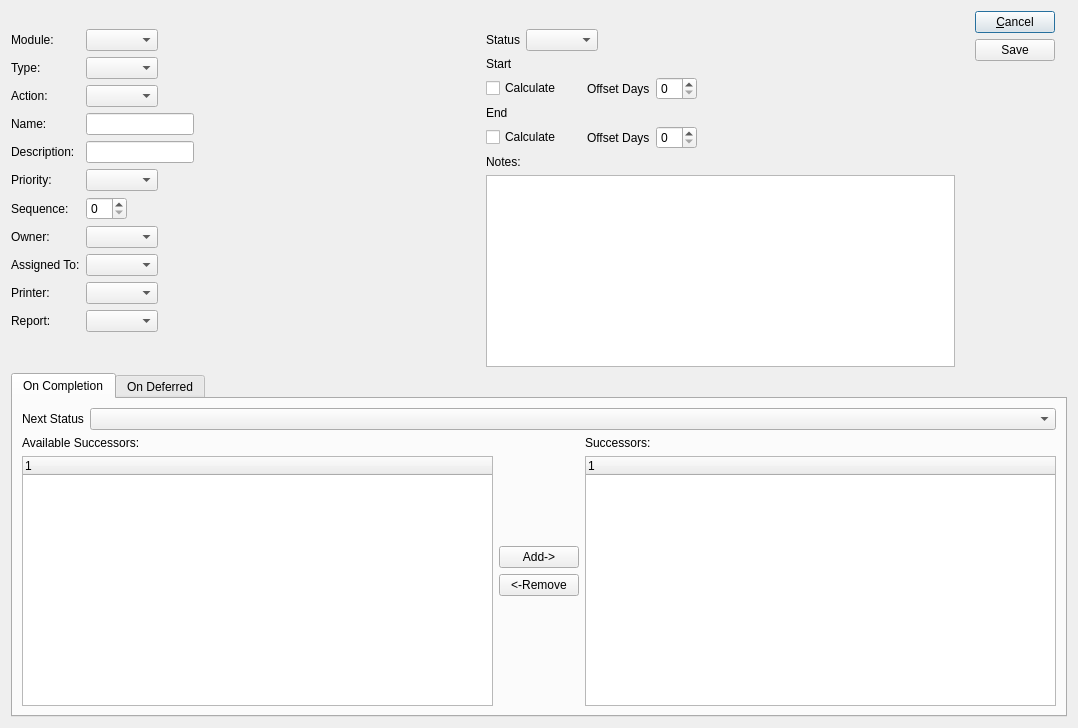
Before: the Qt Designer form source/commercialcore/foundation-database/workflow/uiforms/WorkflowItem.ui in tomdatkins/xtuple, drawn with Qt 5.
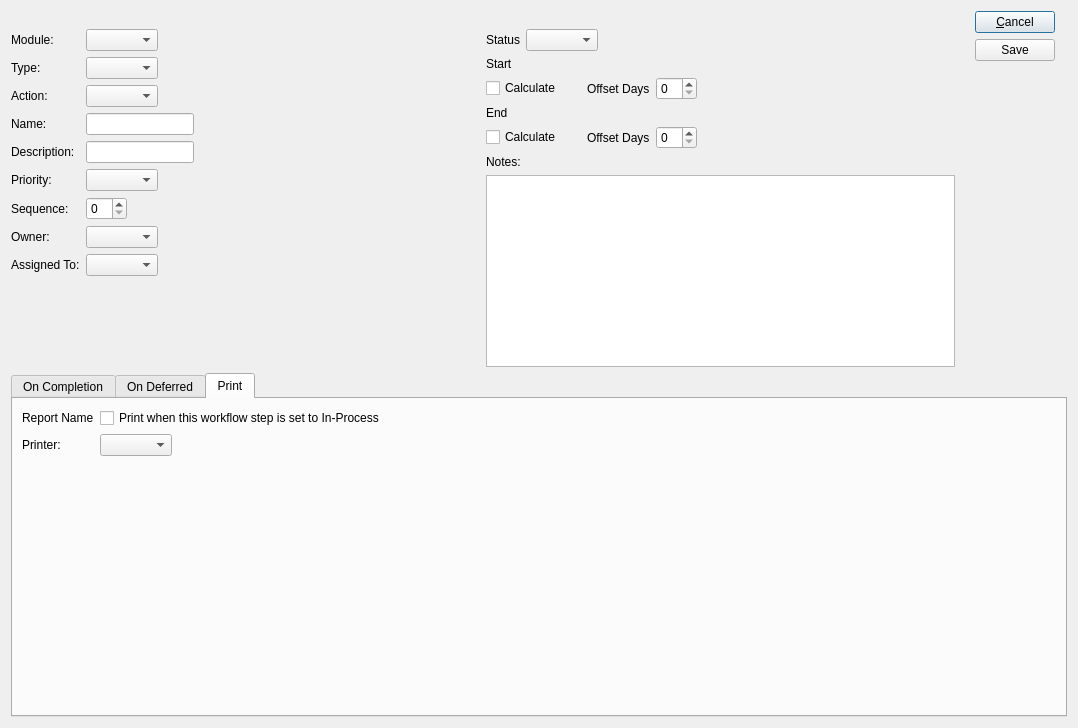
After: the same form once the commit is applied. The open tabs and pages were chosen to show the change. Custom widgets are drawn as their Qt base class.

Patch:
```diff
--- a/source/commercialcore/foundation-database/workflow/uiforms/WorkflowItem.ui
+++ b/source/commercialcore/foundation-database/workflow/uiforms/WorkflowItem.ui
@@ -20,6 +20,9 @@
   <property name="windowTitle">
    <string>Workflow Step</string>
   </property>
+  <property name="layoutDirection">
+   <enum>Qt::LeftToRight</enum>
+  </property>
   <layout class="QGridLayout" name="gridLayout">
    <item row="1" column="0">
     <layout class="QGridLayout" name="gridLayout_2">
@@ -138,26 +141,6 @@
            </property>
           </widget>
          </item>
-         <item row="11" column="0">
-          <widget class="QLabel" name="_printerLit">
-           <property name="text">
-            <string>Printer:</string>
-           </property>
-          </widget>
-         </item>
-         <item row="12" column="0">
-          <widget class="QLabel" name="_reportLit">
-           <property name="text">
-            <string>Report:</string>
-           </property>
-          </widget>
-         </item>
-         <item row="11" column="1">
-          <widget class="XComboBox" name="_printer"/>
-         </item>
-         <item row="12" column="1">
-          <widget class="XComboBox" name="_report"/>
-         </item>
         </layout>
        </item>
        <item>
@@ -563,6 +546,47 @@
          </item>
         </layout>
        </widget>
+       <widget class="QWidget" name="_printTab">
+        <attribute name="title">
+         <string>Print</string>
+        </attribute>
+        <layout class="QGridLayout" name="gridLayout_3">
+         <item row="0" column="0">
+          <layout class="QFormLayout" name="formLayout_4">
+           <property name="fieldGrowthPolicy">
+            <enum>QFormLayout::FieldsStayAtSizeHint</enum>
+           </property>
+           <item row="2" column="0">
+            <widget class="QLabel" name="_reportLit">
+             <property name="text">
+              <string>Report Name</string>
+             </property>
+            </widget>
+           </item>
+           <item row="2" column="1">
+            <widget class="QCheckBox" name="_printCkBox">
+             <property name="layoutDirection">
+              <enum>Qt::LeftToRight</enum>
+             </property>
+             <property name="text">
+              <string>Print when this workflow step is set to In-Process</string>
+             </property>
+            </widget>
+           </item>
+           <item row="3" column="0">
+            <widget class="QLabel" name="_printerLit">
+             <property name="text">
+              <string>Printer:</string>
+             </property>
+            </widget>
+           </item>
+           <item row="3" column="1">
+            <widget class="XComboBox" name="_printer"/>
+           </item>
+          </layout>
+         </item>
+        </layout>
+       </widget>
       </widget>
      </item>
     </layout>
```
